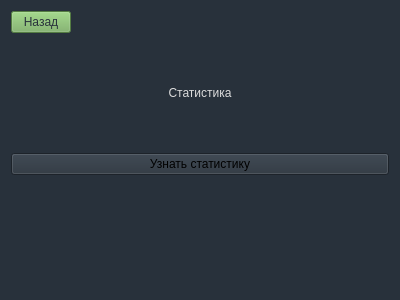
Qt form client/stats.ui (nastoiika/TehnologProg) before a commit.
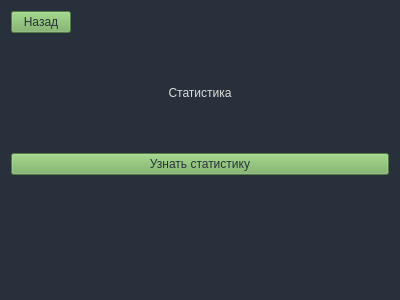
The same form after that commit.

The edit to the form file:
```diff
--- a/client/stats.ui
+++ b/client/stats.ui
@@ -49,6 +49,10 @@
    </item>
    <item>
     <widget class="QPushButton" name="btn_stat">
+     <property name="styleSheet">
+      <string notr="true">background-color: rgb(117,174,93);
+color: rgb(40,49,59);</string>
+     </property>
      <property name="text">
       <string>Узнать статистику</string>
      </property>
```
Left out of the diff: 3 changed lines with no effect on the pictures.
